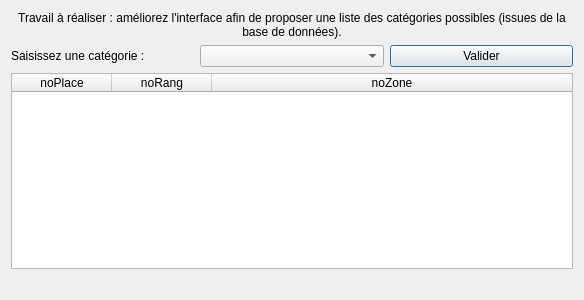
Above: Theatre_Project/gui/fct_comp_3.ui from ALLian96/Projet2018BD before the change. Below: the same form after it.
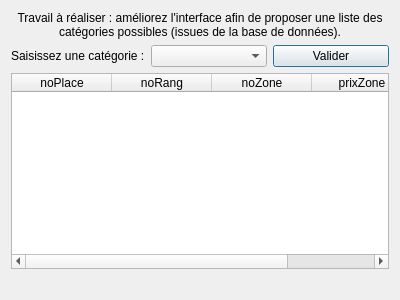
That is the form after the change.

Commit message: Verify fct_comp2 and 3, 4 en cours

```diff
--- a/Theatre_Project/gui/fct_comp_3.ui
+++ b/Theatre_Project/gui/fct_comp_3.ui
@@ -6,7 +6,7 @@
    <rect>
     <x>0</x>
     <y>0</y>
-    <width>584</width>
+    <width>400</width>
     <height>300</height>
    </rect>
   </property>
@@ -74,6 +74,11 @@
        <string>noZone</string>
       </property>
      </column>
+     <column>
+      <property name="text">
+       <string>prixZone</string>
+      </property>
+     </column>
     </widget>
    </item>
    <item>
```
The commit also changes 14 other files.
